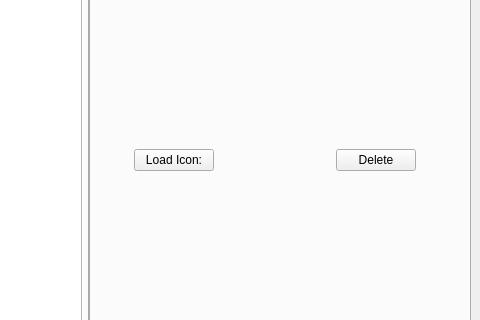
The window that src/qisit/qt/dataeditor/ui/data_editor.ui (mnowiasz/qisit) describes before a commit, drawn with Qt 5; both pictures show x 255 to 735 and y 141 to 461 of the 735 by 552 pixel window.
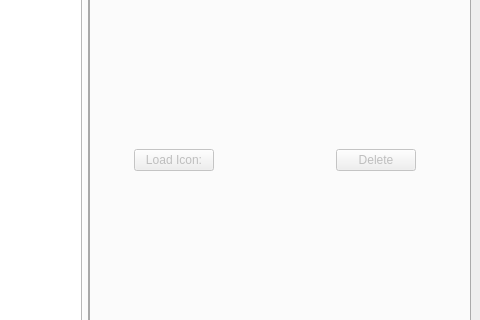
The same window after the commit. The open tabs and pages were chosen to show the change. Icons and pictures are not drawn.

Diff of the .ui file:
```diff
--- a/src/qisit/qt/dataeditor/ui/data_editor.ui
+++ b/src/qisit/qt/dataeditor/ui/data_editor.ui
@@ -111,6 +111,9 @@
                  <layout class="QHBoxLayout" name="horizontalLayout_3">
                   <item>
                    <widget class="QPushButton" name="loadIconButton">
+                    <property name="enabled">
+                     <bool>false</bool>
+                    </property>
                     <property name="sizePolicy">
                      <sizepolicy hsizetype="Fixed" vsizetype="Fixed">
                       <horstretch>0</horstretch>
@@ -146,6 +149,9 @@
                   </item>
                   <item>
                    <widget class="QPushButton" name="deleteIconButton">
+                    <property name="enabled">
+                     <bool>false</bool>
+                    </property>
                     <property name="sizePolicy">
                      <sizepolicy hsizetype="Fixed" vsizetype="Fixed">
                       <horstretch>0</horstretch>
```
Left out of the diff: 12 changed lines with no effect on the pictures.
